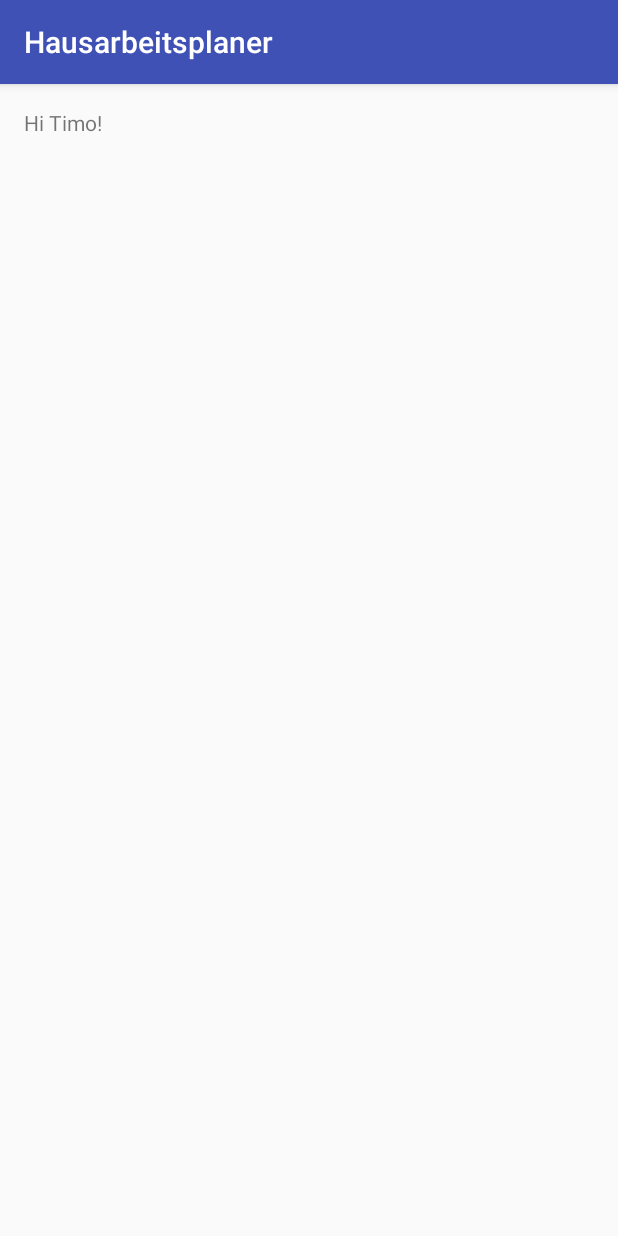
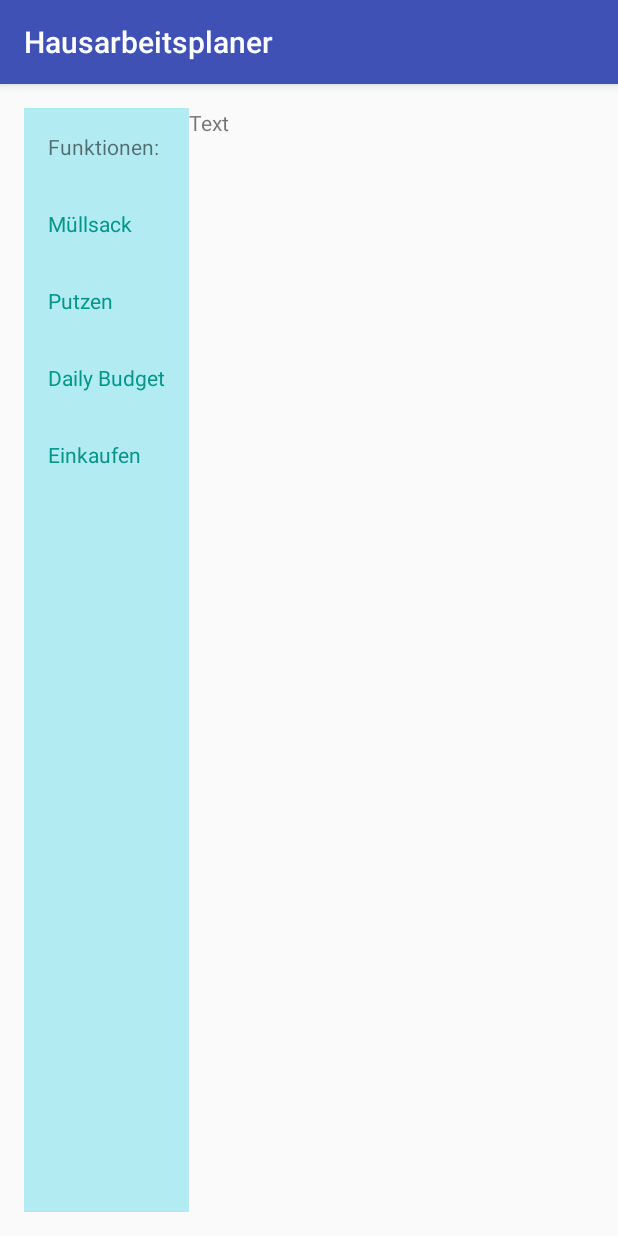
Before and after one commit to timo223/Hausarbeitsplaner, an Android app: the screen it shows after launch (MainActivity), on a phone screen of 412 x 824 dp. Run offline under Robolectric (Android 15) with nearby library versions, the phone set to English and light mode, and no system bars.

Commit message:
Update und so

```diff
--- a/app/src/main/java/com/example/android/hausarbeitsplaner/MainActivity.java
+++ b/app/src/main/java/com/example/android/hausarbeitsplaner/MainActivity.java
@@ -2,6 +2,8 @@ package com.example.android.hausarbeitsplaner;
 
 import android.support.v7.app.AppCompatActivity;
 import android.os.Bundle;
+import android.view.View;
+import android.widget.TextView;
 
 public class MainActivity extends AppCompatActivity {
 
@@ -10,4 +12,20 @@ public class MainActivity extends AppCompatActivity {
         super.onCreate(savedInstanceState);
         setContentView(R.layout.activity_main);
     }
+
+    public void submitMuellsack(View view){
+
+    }
+
+    public void submitPutzen(View view){
+
+    }
+
+    public void submitDailyBudget(View view){
+
+    }
+
+    public void submitEinkaufen(View view){
+
+    }
 }
--- a/app/src/main/res/layout/activity_main.xml
+++ b/app/src/main/res/layout/activity_main.xml
@@ -9,8 +9,65 @@
     android:paddingTop="@dimen/activity_vertical_margin"
     tools:context="com.example.android.hausarbeitsplaner.MainActivity">
 
-    <TextView
-        android:layout_width="wrap_content"
-        android:layout_height="wrap_content"
-        android:text="Hi Timo!" />
+    <LinearLayout
+        android:layout_width="match_parent"
+        android:layout_height="match_parent">
+
+
+        <LinearLayout
+            android:layout_width="wrap_content"
+            android:layout_height="match_parent"
+            android:layout_weight="0"
+            android:alignParentLeft="true"
+            android:background="#B2EBF2"
+            android:orientation="vertical">
+
+            <TextView
+                android:layout_width="wrap_content"
+                android:layout_height="wrap_content"
+                android:padding="16dp"
+                android:text="Funktionen:" />
+
+            <TextView
+                android:id="@+id/muell_text_view"
+                style="@style/BannerTextStyle"
+                android:onClick="submitMuellsack"
+                android:text="Müllsack" />
+
+            <TextView
+                android:id="@+id/putzen_text_view"
+                style="@style/BannerTextStyle"
+                android:onClick="submitPutzen"
+                android:text="Putzen" />
+
+            <TextView
+                android:id="@+id/dailybudget_text_view"
+                style="@style/BannerTextStyle"
+                android:onClick="submitDailyBudget"
+                android:text="Daily Budget" />
+
+            <TextView
+                android:id="@+id/einkaufen_text_view"
+                style="@style/BannerTextStyle"
+                android:onClick="submitEinkaufen"
+                android:text="Einkaufen" />
+
+        </LinearLayout>
+
+        <LinearLayout
+            android:layout_width="0dp"
+            android:layout_height="match_parent"
+            android:layout_weight="1"
+            android:alignParentRight="true"
+            android:orientation="vertical">
+
+            <TextView
+                android:layout_width="wrap_content"
+                android:layout_height="wrap_content"
+                android:text="Text" />
+
+        </LinearLayout>
+
+    </LinearLayout>
+
 </RelativeLayout>
--- a/app/src/main/res/values/styles.xml
+++ b/app/src/main/res/values/styles.xml
@@ -8,4 +8,12 @@
         <item name="colorAccent">@color/colorAccent</item>
     </style>
 
+    <style name="BannerTextStyle">
+        <item name="android:layout_width">wrap_content</item>
+        <item name="android:layout_height">wrap_content</item>
+        <item name="android:linksClickable">true </item>
+        <item name="android:textColor">#009688</item>
+        <item name="android:padding">16dp</item>
+    </style>
+
 </resources>
```
